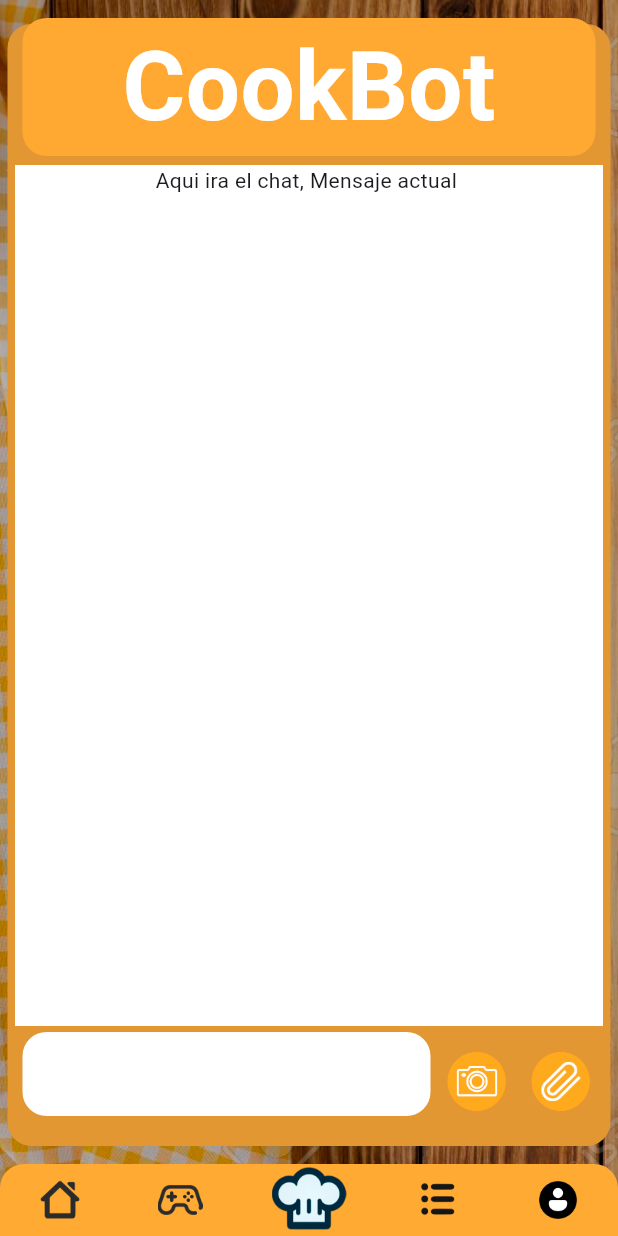
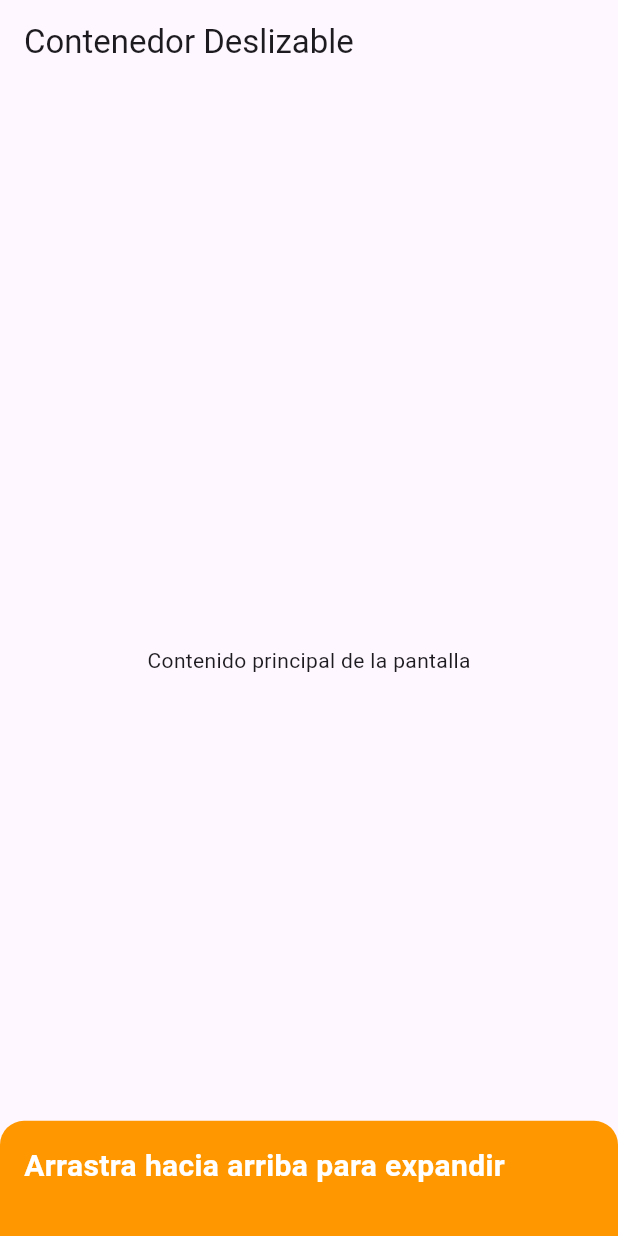
Before and after one commit to AdanCC21/CookingHub, a Flutter app: the screen it shows after launch, on a phone screen of 412 x 824 dp. Run offline on Flutter 3.47's test engine with Material 3 defaults, Android fonts, the phone set to English and light mode, and no system bars; our stand-ins replace image_picker; Roboto replaces fonts that are missing (Poppins).

Commit message:
test deslizable

```diff
--- a/lib/main.dart
+++ b/lib/main.dart
@@ -1,6 +1,9 @@
 // import 'package:app_1/screens/sc2.dart';
 import 'package:flutter/material.dart';
 import 'package:testing_1/screens/chatBot.dart';
+import 'package:testing_1/screens/ingredientes.dart';
+import 'package:testing_1/screens/recetasDetectadas.dart';
+import 'package:testing_1/screens/test.dart';
 
 
 void main(){
@@ -17,7 +20,7 @@ class MyApp extends StatelessWidget{
     return MaterialApp(
         debugShowCheckedModeBanner: false,
 
-        home:chatBot(),
+        home:DeslizableScreen(),
     );
   }
 
--- /dev/null
+++ b/lib/screens/test.dart
@@ -0,0 +1,63 @@
+import 'package:flutter/material.dart';
+
+class DeslizableScreen extends StatelessWidget {
+  @override
+  Widget build(BuildContext context) {
+    return Scaffold(
+      appBar: AppBar(
+        title: Text("Contenedor Deslizable"),
+      ),
+      body: Stack(
+        children: [
+          Center(
+            child: Text("Contenido principal de la pantalla"),
+          ),
+          DraggableScrollableSheet(
+            initialChildSize: 0.1, // Tamaño inicial del contenedor
+            minChildSize: 0.1, // Tamaño mínimo cuando está deslizado hacia abajo
+            maxChildSize: 0.9, // Tamaño máximo cuando está deslizado hacia arriba
+            builder: (BuildContext context, ScrollController scrollController) {
+              return Container(
+                decoration: BoxDecoration(
+                  color: Colors.orange,
+                  borderRadius: BorderRadius.vertical(
+                    top: Radius.circular(16),
+                  ),
+                ),
+                child: ListView(
+                  controller: scrollController,
+                  children: [
+                    Padding(
+                      padding: const EdgeInsets.all(16.0),
+                      child: Text(
+                        "Arrastra hacia arriba para expandir",
+                        style: TextStyle(
+                          fontSize: 20,
+                          color: Colors.white,
+                          fontWeight: FontWeight.bold,
+                        ),
+                      ),
+                    ),
+                    // Puedes agregar aquí más contenido para llenar el contenedor
+                    ListTile(
+                      leading: Icon(Icons.star, color: Colors.white),
+                      title: Text("Item 1", style: TextStyle(color: Colors.white)),
+                    ),
+                    ListTile(
+                      leading: Icon(Icons.star, color: Colors.white),
+                      title: Text("Item 2", style: TextStyle(color: Colors.white)),
+                    ),
+                    ListTile(
+                      leading: Icon(Icons.star, color: Colors.white),
+                      title: Text("Item 3", style: TextStyle(color: Colors.white)),
+                    ),
+                  ],
+                ),
+              );
+            },
+          ),
+        ],
+      ),
+    );
+  }
+}
--- a/pubspec.yaml
+++ b/pubspec.yaml
@@ -40,6 +40,7 @@ flutter:
     - assets/chatIcons/adjuntar.png
     - assets/iconos/chat.png
     - assets/iconos/camera.png
+    - assets/iconos/eat.png
   fonts:
     - family : Poppins
       fonts :
```
Also changed, not shown: lib/screens/ingredientes.dart (added, +28 -0 lines), lib/screens/recetasDetectadas.dart (+54 -9 lines), assets/iconos/eat.png (added).
